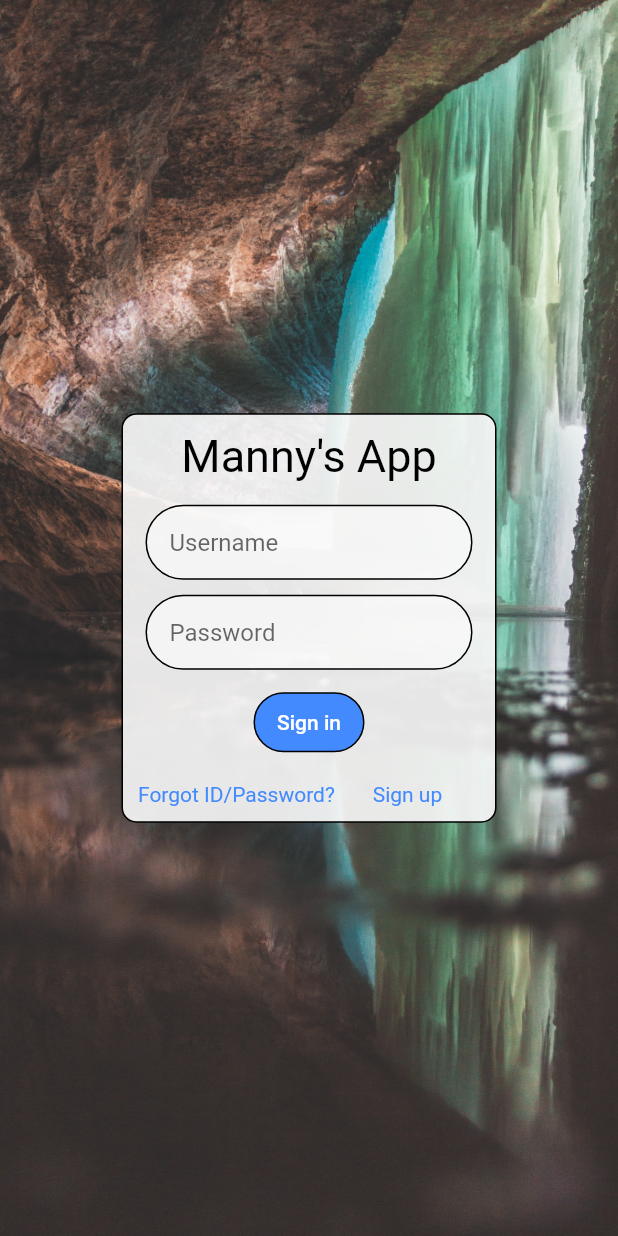
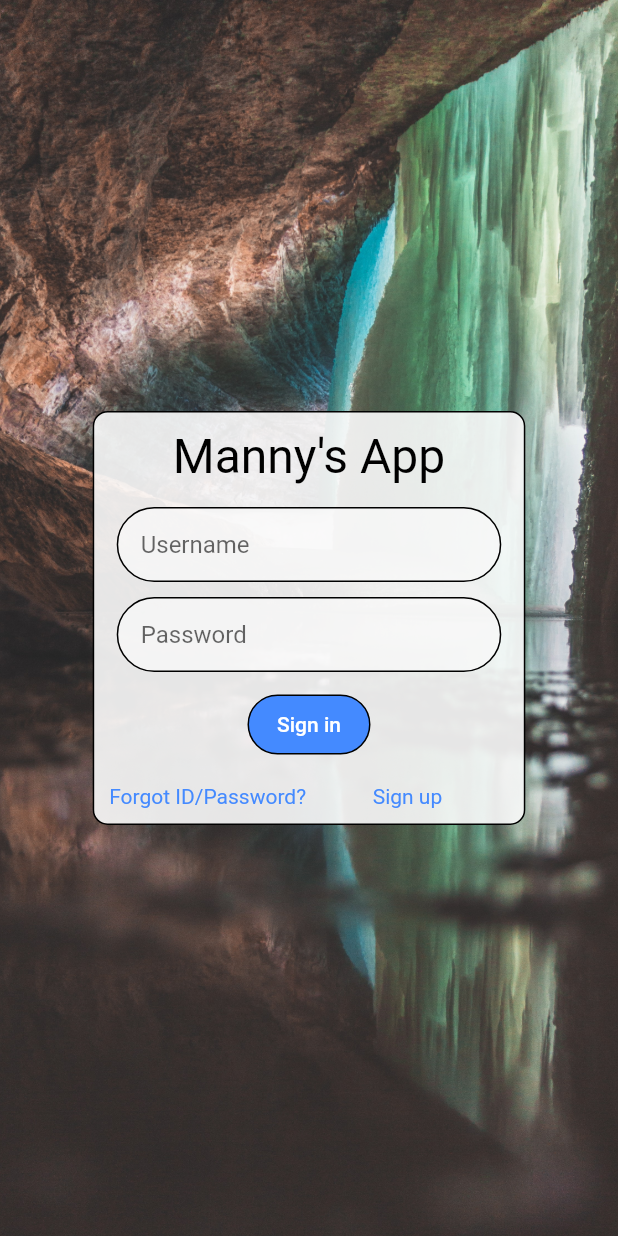
Before and after one commit to Emanuel-Ordonez/Book_Loaning_App, a Flutter app: the screen it shows after launch, on a phone screen of 412 x 824 dp. Run offline on Flutter 3.47's test engine with Material 2 defaults, Android fonts, the light colour scheme and no system bars.

Commit message:
some cleaning

```diff
--- a/lib/login/login.dart
+++ b/lib/login/login.dart
@@ -60,7 +60,7 @@ class _MyLoginPageState extends State<MyLoginPage> {
 
   Widget loginContainer() {
     return Container(
-      width: 250,
+      width: MediaQuery.of(context).size.width * .7,
       decoration: BoxDecoration(
         border: Border.all(
           color: Colors.black,
@@ -89,7 +89,7 @@ class _MyLoginPageState extends State<MyLoginPage> {
         labelText,
         style: TextStyle(
           color: Colors.black,
-          fontSize: 30,
+          fontSize: 32,
         ),
       ),
     );
@@ -143,7 +143,7 @@ class _MyLoginPageState extends State<MyLoginPage> {
     return Padding(
         padding: const EdgeInsets.all(10.0),
         child: Container(
-          padding: const EdgeInsets.fromLTRB(4, 0, 4, 0),
+          padding: const EdgeInsets.fromLTRB(8, 0, 8, 0),
           height: 40,
           decoration: BoxDecoration(
             border: Border.all(
@@ -167,11 +167,9 @@ class _MyLoginPageState extends State<MyLoginPage> {
       padding: const EdgeInsets.all(10.0),
       child: Center(
         child: Row(children: [
-          Center(
-            child: Text(
-              'Forgot ID/Password?',
-              style: TextStyle(color: Colors.blueAccent),
-            ),
+          Text(
+            'Forgot ID/Password?',
+            style: TextStyle(color: Colors.blueAccent),
           ),
           Expanded(
             child: Center(
--- a/lib/navigation/components/profilePage.dart
+++ b/lib/navigation/components/profilePage.dart
@@ -22,7 +22,6 @@ Widget userDetails() {
           width: double.maxFinite,
           child: Text(
             'motto data should be attaches'
-
           ),
         ),
       ],
```
